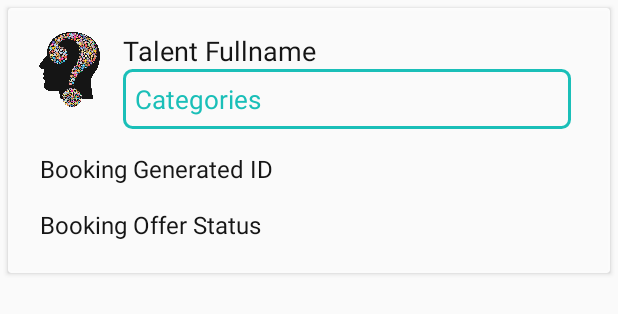
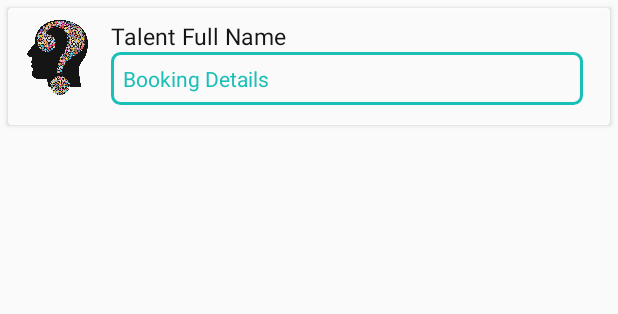
Before and after one commit to trosales22/hire-us-app-mobile, an Android app: the layout bookings_list.xml on its own in the app's theme, with its tools: preview values and no code run, on a phone screen of 412 x 824 dp. Shown: the top 314 px of the screen. Run offline under Robolectric (Android 15) with nearby library versions, the phone set to English and light mode, and no system bars; Roboto replaces fonts that are not available here.

Commit message:
Adjust input sizes (too large when viewing) on setting booking details. Restructure client booking list (remove other details to avoid too large/overpopulated card view per item). Bug fixed when showing dialog confirmation. Regenerate APK v1.2.

```diff
--- a/app/src/main/java/com/trosales/hireusapp/activities/BookingListActivity.java
+++ b/app/src/main/java/com/trosales/hireusapp/activities/BookingListActivity.java
@@ -158,7 +158,7 @@ public class BookingListActivity extends AppCompatActivity {
                             object.getString("booking_payment_option"),
                             object.getString("booking_date"),
                             object.getString("booking_time"),
-                            object.getString("booking_other_details"),
+                            object.getString("booking_other_details").isEmpty() ? "N/A" : object.getString("booking_other_details"),
                             object.getString("booking_offer_status"),
                             object.getString("booking_created_date"),
                             object.getString("booking_decline_reason"),
--- a/app/src/main/java/com/trosales/hireusapp/activities/MainActivity.java
+++ b/app/src/main/java/com/trosales/hireusapp/activities/MainActivity.java
@@ -32,7 +32,6 @@ import com.androidnetworking.interfaces.JSONObjectRequestListener;
 import com.ethanhua.skeleton.Skeleton;
 import com.ethanhua.skeleton.SkeletonScreen;
 import com.michaldrabik.tapbarmenulib.TapBarMenu;
-import com.ontbee.legacyforks.cn.pedant.SweetAlert.SweetAlertDialog;
 import com.trosales.hireusapp.R;
 import com.trosales.hireusapp.classes.adapters.TalentsAdapter;
 import com.trosales.hireusapp.classes.beans.Location;
@@ -58,6 +57,7 @@ import java.util.Objects;
 
 import butterknife.BindView;
 import butterknife.ButterKnife;
+import cn.pedant.SweetAlert.SweetAlertDialog;
 import cz.kinst.jakub.view.SimpleStatefulLayout;
 import spencerstudios.com.ezdialoglib.EZDialog;
 import spencerstudios.com.ezdialoglib.Font;
--- a/app/src/main/java/com/trosales/hireusapp/activities/SetBookingDetailsActivity.java
+++ b/app/src/main/java/com/trosales/hireusapp/activities/SetBookingDetailsActivity.java
@@ -18,7 +18,6 @@ import com.androidnetworking.common.Priority;
 import com.androidnetworking.error.ANError;
 import com.androidnetworking.interfaces.JSONObjectRequestListener;
 import com.bumptech.glide.Glide;
-import com.ontbee.legacyforks.cn.pedant.SweetAlert.SweetAlertDialog;
 import com.trosales.hireusapp.R;
 import com.trosales.hireusapp.classes.commons.AppSecurity;
 import com.trosales.hireusapp.classes.constants.EndPoints;
@@ -34,6 +33,7 @@ import java.util.Objects;
 
 import butterknife.BindView;
 import butterknife.ButterKnife;
+import cn.pedant.SweetAlert.SweetAlertDialog;
 import customfonts.MyTextView;
 
 public class SetBookingDetailsActivity extends AppCompatActivity{
--- a/app/src/main/res/layout/activity_login.xml
+++ b/app/src/main/res/layout/activity_login.xml
@@ -136,7 +136,7 @@
             android:layout_gravity="center|bottom"
             android:gravity="center|bottom"
             android:text="@string/individual_client_reg"
-            android:textSize="19sp"
+            android:textSize="16sp"
             android:textStyle="bold"
             android:textColor="@color/white"
             android:background="@drawable/underline_labels"
@@ -149,7 +149,7 @@
             android:layout_gravity="center|bottom"
             android:gravity="center|bottom"
             android:text="@string/company_client_reg"
-            android:textSize="19sp"
+            android:textSize="16sp"
             android:textStyle="bold"
             android:textColor="@color/white"
             android:background="@drawable/underline_labels"
--- a/app/src/main/res/layout/bookings_list.xml
+++ b/app/src/main/res/layout/bookings_list.xml
@@ -21,7 +21,7 @@
             android:id="@+id/relativeLayoutTalentDetails"
             android:layout_width="match_parent"
             android:layout_height="wrap_content"
-            android:padding="16dp">
+            android:padding="8dp">
 
             <ImageView
                 android:id="@+id/imgTalentDisplayPhoto"
@@ -41,15 +41,15 @@
                 android:layout_toEndOf="@id/imgTalentDisplayPhoto"
                 android:layout_marginStart="5dp"
                 android:layout_marginEnd="5dp"
-                android:textSize="18sp"
+                android:textSize="15sp"
                 android:textColor="@color/black"
                 android:textStyle="bold"
                 android:gravity="start"
-                android:text="Talent Fullname"
+                android:text="Talent Full Name"
                 card_view:ignore="HardcodedText" />
 
             <customfonts.MyTextView
-                android:id="@+id/lblTalentCategories"
+                android:id="@+id/lblBookingGeneratedId"
                 android:layout_width="match_parent"
                 android:layout_height="wrap_content"
                 android:layout_toEndOf="@id/imgTalentDisplayPhoto"
@@ -59,42 +59,10 @@
                 android:layout_marginBottom="5dp"
                 android:background="@drawable/textview_border_style_color_primary"
                 android:textStyle="bold"
-                android:textSize="17sp"
+                android:textSize="14sp"
                 android:padding="8dp"
                 android:textColor="@color/colorPrimaryDarker"
-                android:text="Categories"
-                card_view:ignore="HardcodedText" />
-
-            <customfonts.MyTextView
-                android:id="@+id/lblBookingGeneratedId"
-                android:layout_width="match_parent"
-                android:layout_height="wrap_content"
-                android:layout_below="@id/lblTalentCategories"
-                android:layout_marginTop="10dp"
-                android:layout_marginStart="5dp"
-                android:layout_marginEnd="10dp"
-                android:layout_marginBottom="5dp"
-                android:textSize="16sp"
-                android:textColor="@color/black"
-                android:textStyle="bold"
-                android:gravity="start"
-                android:text="Booking Generated ID"
-                card_view:ignore="HardcodedText" />
-
-            <customfonts.MyTextView
-                android:id="@+id/lblBookingOfferStatus"
-                android:layout_width="match_parent"
-                android:layout_height="wrap_content"
-                android:layout_below="@id/lblBookingGeneratedId"
-                android:layout_marginTop="10dp"
-                android:layout_marginStart="5dp"
-                android:layout_marginEnd="10dp"
-                android:layout_marginBottom="5dp"
-                android:textSize="16sp"
-                android:textColor="@color/black"
-                android:textStyle="bold"
-                android:gravity="start"
-                android:text="Booking Offer Status"
+                android:text="Booking Details"
                 card_view:ignore="HardcodedText" />
 
         </RelativeLayout>
--- a/build.gradle
+++ b/build.gradle
@@ -4,7 +4,6 @@ buildscript {
     repositories {
         google()
         jcenter()
-        mavenCentral()
     }
     dependencies {
         classpath 'com.android.tools.build:gradle:3.5.3'
@@ -18,7 +17,6 @@ allprojects {
     repositories {
         google()
         jcenter()
-        mavenCentral()
         maven { url "https://jitpack.io" }
     }
 }
```
Also changed, not shown: app/build.gradle (+5 -2 lines), app/src/main/java/com/trosales/hireusapp/classes/adapters/BookingsAdapter.java (+1 -6 lines), app/src/main/res/layout/activity_set_booking_details.xml (+14 -14 lines).
